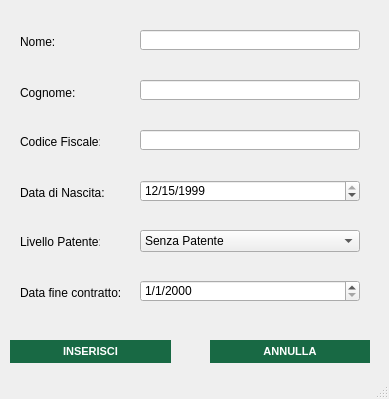
This is src/main/gui/inserimento_operatore.ui in OT-Rax/AnconAmbiente as Qt 5 draws it before an edit. The edited form follows.
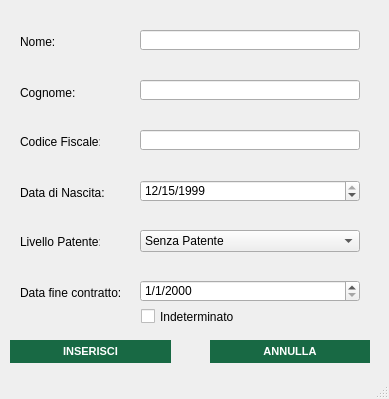
This is the edited form. Icons and pictures are not drawn.

Patch:
```diff
--- a/src/main/gui/inserimento_operatore.ui
+++ b/src/main/gui/inserimento_operatore.ui
@@ -883,6 +883,19 @@
      <string/>
     </property>
    </widget>
+   <widget class="QCheckBox" name="indeterminato_checkbox">
+    <property name="geometry">
+     <rect>
+      <x>141</x>
+      <y>305</y>
+      <width>151</width>
+      <height>23</height>
+     </rect>
+    </property>
+    <property name="text">
+     <string>Indeterminato</string>
+    </property>
+   </widget>
   </widget>
   <widget class="QStatusBar" name="statusbar"/>
  </widget>
```
